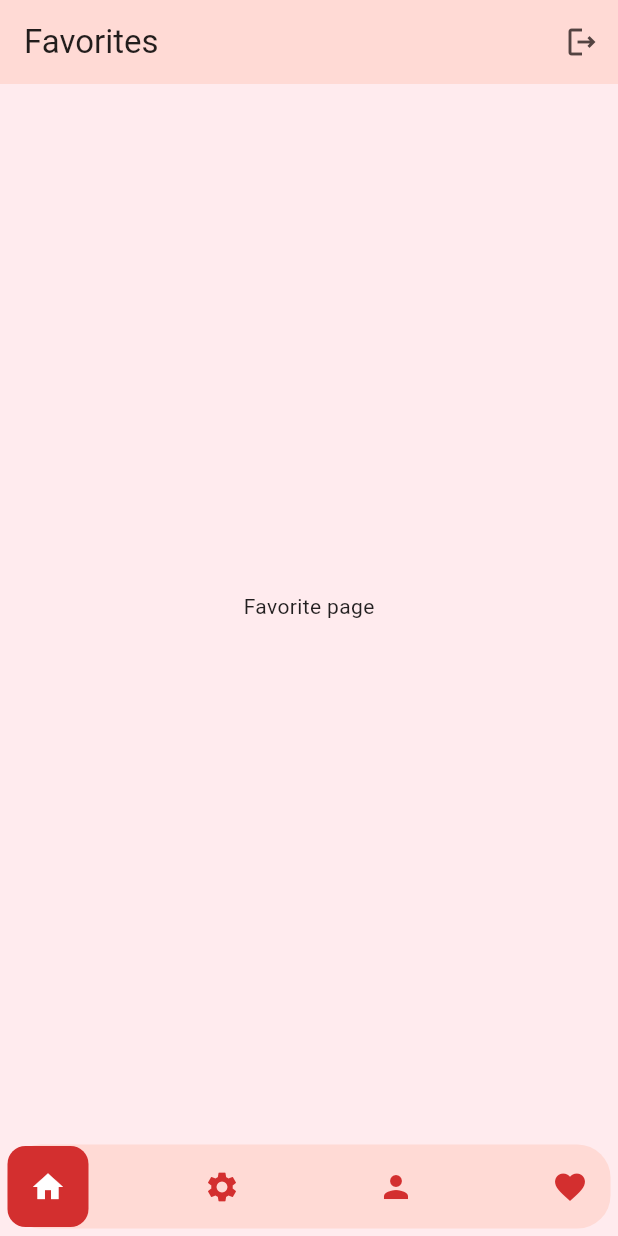
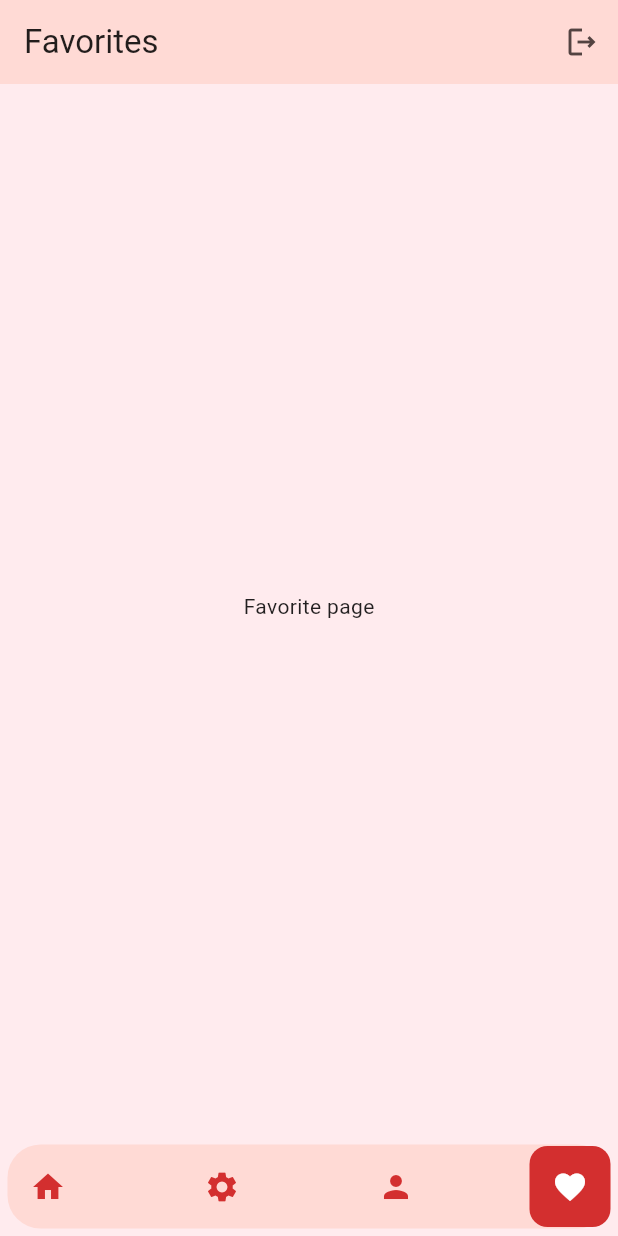
Before and after one commit to jorgearmandotu/multi_riverpood, a Flutter app: the FavoritePage screen opened by its route, on a phone screen of 412 x 824 dp. Run offline on Flutter 3.47's test engine with Material 3 defaults, Android fonts, the phone set to English and light mode, and no system bars; our stand-ins replace flutter_riverpod, go_router, riverpod_annotation; generated files the repository leaves out were written again.

Commit message:
Se navega entre rutas a travez de rail navigation y navbar a travez de gorouter

```diff
--- a/lib/main.dart
+++ b/lib/main.dart
@@ -14,7 +14,7 @@ class MainApp extends ConsumerWidget {
 
   @override
   Widget build(BuildContext context, WidgetRef ref) {
-    final appRouter = ref.watch(routerProvider);
+    final appRouter = ref.watch(appRouterProvider);
     return Center(
         child: MaterialApp.router(
         debugShowCheckedModeBanner: false,
--- a/lib/routes/app_router.dart
+++ b/lib/routes/app_router.dart
@@ -1,8 +1,6 @@
 
 
-import 'dart:async';
 
-import 'package:flutter/material.dart';
 import 'package:flutter_riverpod/flutter_riverpod.dart';
 import 'package:go_router/go_router.dart';
 import 'package:multi_riverpood/pages/favorite_page.dart';
@@ -10,14 +8,13 @@ import 'package:multi_riverpood/pages/home_page.dart';
 import 'package:multi_riverpood/pages/login_page.dart';
 import 'package:multi_riverpood/pages/settings_page.dart';
 import 'package:multi_riverpood/pages/user_page.dart';
-import 'package:multi_riverpood/providers/auth_provider.dart';
 
-final routerProvider = Provider<GoRouter>((ref) {
-  final isLoggedIn = ref.watch(authProvider);
-  final user = ref.watch(userProvider);
+import 'package:riverpod_annotation/riverpod_annotation.dart';
+part 'app_router.g.dart';
 
 
-
+@riverpod
+GoRouter appRouter(Ref ref) {
   return GoRouter(
     routes: [
       GoRoute(
@@ -45,34 +42,6 @@ final routerProvider = Provider<GoRouter>((ref) {
         builder: (context, state) => UserPage(),
         ),
     ],
-
-    redirect: ( BuildContext context, GoRouterState state) {
-      final noAuthPaths = ['/', '/login', '/settings', '/favorites', '/userPage'];
-
-      final authPaths = ['/', '/settings', '/favorites', '/userPage'];
-
-      if(!isLoggedIn) {
-        return '/';
-      }
-      return null;
-    }
   );
 
-});
-
-
-// class GoRouterRefreshStream extends ChangeNotifier {
-//   GoRouterRefreshStream(Stream<dynamic> stream) {
-//     _subscription = stream.asBroadcastStream().listen((_) {
-//       notifyListeners();
-//     });
-//   }
-
-//   late final StreamSubscription<dynamic> _subscription;
-
-//   @override
-//   void dispose() {
-//     _subscription.cancel();
-//     super.dispose();
-//   }
-// }
+}
--- a/lib/widgets/base_scaffold.dart
+++ b/lib/widgets/base_scaffold.dart
@@ -1,8 +1,6 @@
 import 'package:flutter/material.dart';
 import 'package:flutter_riverpod/flutter_riverpod.dart';
 import 'package:go_router/go_router.dart';
-import 'package:multi_riverpood/providers/navigation_provider.dart';
-import 'package:multi_riverpood/routes/app_routes.dart';
 import 'package:multi_riverpood/widgets/nav_bar.dart';
 
 class BaseScaffold extends ConsumerWidget {
@@ -23,11 +21,9 @@ class BaseScaffold extends ConsumerWidget {
   @override
   Widget build(BuildContext context, WidgetRef ref) {
     final location = GoRouterState.of(context).uri.toString();
-    //final selectedIndex = ref.watch(navigationIndexProvider);
     final selectedIndex = navigationItems.indexWhere(
       (item) => item.route == location,
     );
-    // final controller = ref.read(navigationIndexProvider.notifier);
     return Scaffold(
       appBar: AppBar(
           backgroundColor: Theme.of(context).colorScheme.primaryContainer,
@@ -44,7 +40,7 @@ class BaseScaffold extends ConsumerWidget {
       bottomNavigationBar:
         MediaQuery.of(context).size.width < 640
           ? NavBar(
-              navBarItems: navigationItems.map((item) => NavBarData(icon: item.icon)).toList(),
+              navBarItems: navigationItems,
 
             )
           : null,
@@ -58,10 +54,7 @@ class BaseScaffold extends ConsumerWidget {
                     NavigationRailDestination(icon: Icon(item.icon), label: Text(item.label))).toList(),
                   selectedIndex: selectedIndex >=0 ? selectedIndex : 0,
                   onDestinationSelected: (int index) {
-                    //ref.read(navigationIndexProvider.notifier).state = index;
                     context.go(navigationItems[index].route);
-                    //      controller.setIndex(index);
-                     //     Navigator.pushNamed(context, AppRoutes.appRoutes.keys.elementAt(index+1));
                   },
                 )
               ),
--- a/lib/widgets/nav_bar.dart
+++ b/lib/widgets/nav_bar.dart
@@ -1,21 +1,21 @@
-
 
 import 'package:flutter/material.dart';
 import 'package:flutter_riverpod/flutter_riverpod.dart';
-import 'package:multi_riverpood/providers/navigation_provider.dart';
-import 'package:multi_riverpood/routes/app_routes.dart';
+import 'package:go_router/go_router.dart';
+import 'package:multi_riverpood/widgets/base_scaffold.dart';
 
 class NavBar extends ConsumerWidget {
-  final List<NavBarData> navBarItems;
+  final List<NavigationItem> navBarItems;
   const NavBar({
     super.key,
     required this.navBarItems,});
 
   @override
   Widget build(BuildContext context, WidgetRef ref) {
-
-    final selectedIndex = ref.watch(navigationIndexProvider);
-    final controller = ref.read(navigationIndexProvider.notifier);
+    final location = GoRouter.of(context).state.uri.toString();
+    final selectedIndex = navBarItems.indexWhere(
+      (item) => item.route == location,
+    );
     return  Container(
       height: 56,
       margin: const EdgeInsets.fromLTRB(5, 10, 5, 5),
@@ -25,41 +25,25 @@ class NavBar extends ConsumerWidget {
       ),
       child: Row(
         mainAxisAlignment: MainAxisAlignment.spaceBetween,
-        children: [
-          ...navBarItems.map((item) {
-          final int itemIndex = navBarItems.indexOf(item);
+        children: List.generate(navBarItems.length, (index) {
+          final item = navBarItems[index];
           return InkWell(
-            onTap: () {
-              controller.setIndex(itemIndex);
-              Navigator.pushNamed(context, AppRoutes.appRoutes.keys.elementAt(itemIndex+1));
-            },
+            onTap: () => context.go(item.route),
             child: NavBarItem(
               data: item,
-              isSelected: itemIndex  == selectedIndex,
+              isSelected: index == selectedIndex,
               ),
-          );
+            );
           }),
-        ],
+
       ),
     );
   }
 }
 
-class NavBarData {
-  final IconData? icon;
-  final String? iconPath;
-
-  NavBarData({
-    this.icon,
-    this.iconPath,
-  }) {
-    assert(icon != null || iconPath != null, 'Either icon or iconPath must be provided');
-  }
-}
-
 
 class NavBarItem extends StatelessWidget {
-  final NavBarData data;
+  final NavigationItem data;
   final bool isSelected;
 
   const NavBarItem({
@@ -76,15 +60,22 @@ class NavBarItem extends StatelessWidget {
           borderRadius: BorderRadius.circular(12),
           color: Theme.of(context).colorScheme.primary,
         ) : null,
-        child: data.icon != null
-            ? Icon(
-              data.icon,
-              size: 24,
-              color: isSelected ?
-                Theme.of(context).colorScheme.onPrimary :
-                Theme.of(context).colorScheme.primary,
-              )
-            : Image.asset(data.iconPath!, width: 24, height: 24),
+        child: Tooltip(
+          decoration: BoxDecoration(
+            borderRadius: BorderRadius.circular(12),
+            color: isSelected
+              ? Theme.of(context).colorScheme.primary.withOpacity(0.8)
+              : Colors.transparent,
+          ),
+          message: data.label,
+          child: Icon(
+            data.icon,
+            size: 24,
+            color: isSelected
+              ? Theme.of(context).colorScheme.onPrimary
+              : Theme.of(context).colorScheme.primary,
+            ),
+        ),
       );
 
   }
```
Also changed, not shown: lib/routes/app_router.g.dart (added), 1 other file.
